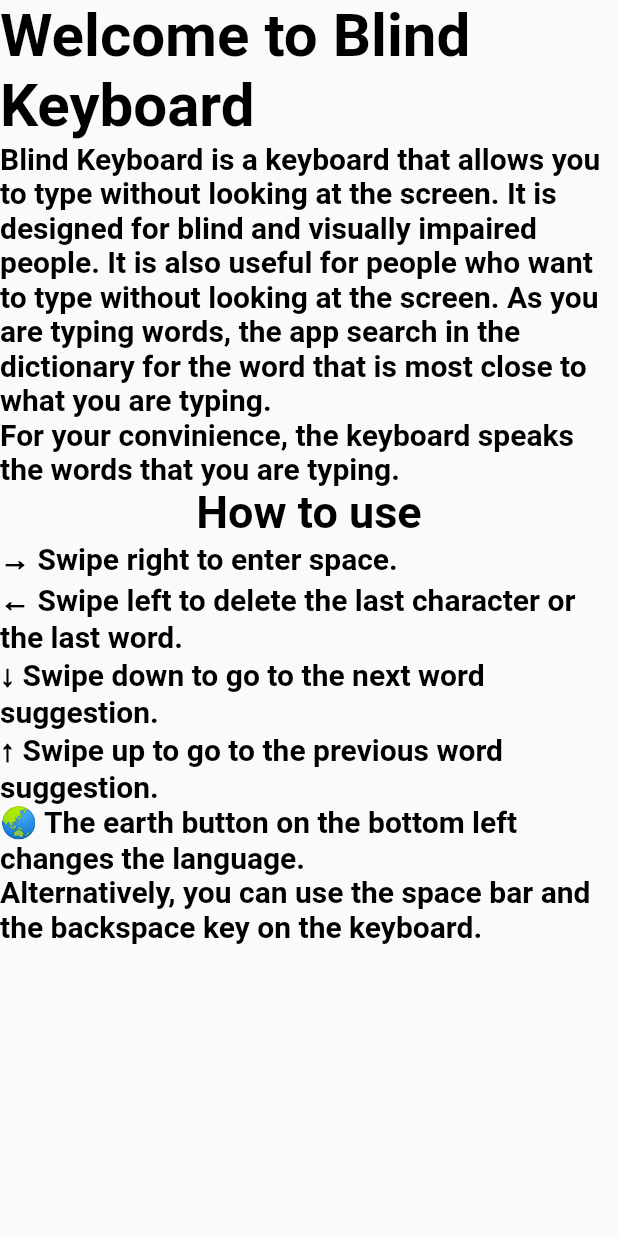
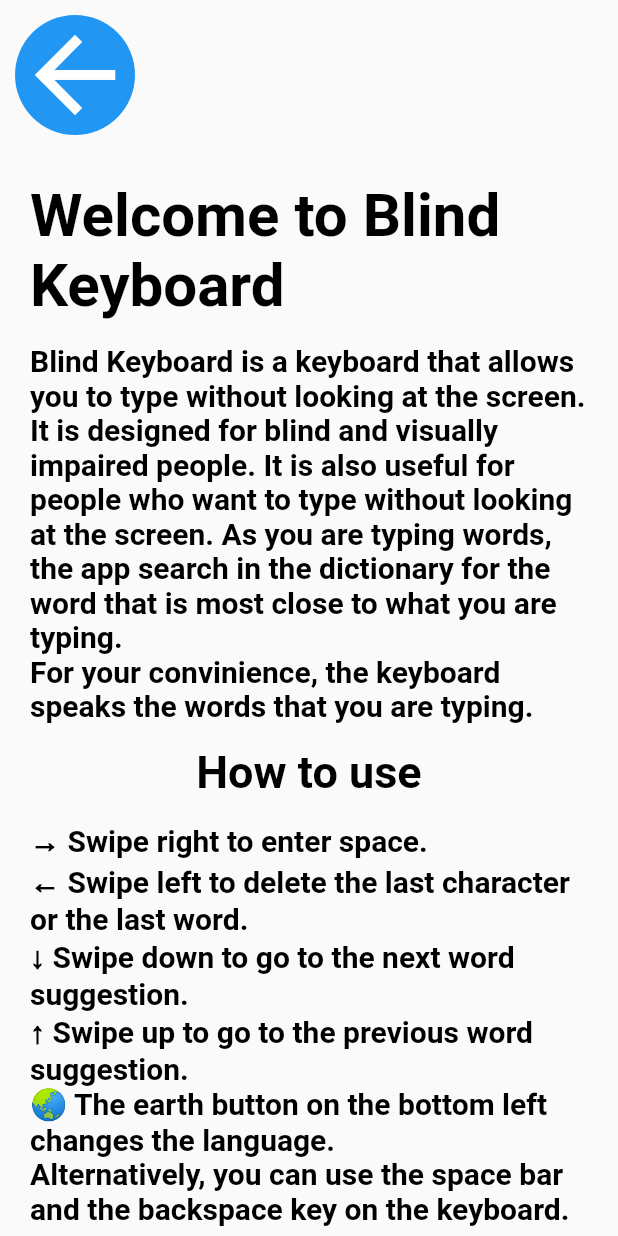
Before and after one commit to orihpt/BlindKeyboard, a Flutter app: the AssistantScreen screen opened directly, on a phone screen of 412 x 824 dp. Run offline on Flutter 3.47's test engine with Material 2 defaults, Android fonts, the phone set to English and light mode, and no system bars; our stand-ins replace csv; missing offline and left inert: kdtree, text_to_speech; generated files the repository leaves out were written again; project files that could hold a hidden picture were left out.

Commit message:
Assistant Screen: Fixed issue with overlaying widgets

```diff
--- a/blind_keyboard/lib/UI/Assistant/assistant_screen.dart
+++ b/blind_keyboard/lib/UI/Assistant/assistant_screen.dart
@@ -19,6 +19,31 @@
 
     return Scaffold(
       body: SafeArea(
+        bottom: true,
+        child:
+            Column(crossAxisAlignment: CrossAxisAlignment.stretch, children: [
+          Row(children: [
+            SizedBox(
+                height: 100,
+                width: 100,
+                child: IconButton(
+                  icon: Container(
+                    decoration: const BoxDecoration(
+                        shape: BoxShape.circle, color: Colors.blue),
+                    child: const Icon(
+                      Icons.arrow_back,
+                      color: Colors.white,
+                      size: 80,
+                    ),
+                  ),
+                  onPressed: () => Navigator.pop(context),
+                )),
+            const Spacer(),
+          ]),
+          Expanded(
+            child: SingleChildScrollView(
+              child: Padding(
+                padding: const EdgeInsets.all(20),
                 child: Column(
                   children: [
                     Text(AppLocalizations.of(context)!.info_title,
@@ -26,22 +51,32 @@
                             fontSize: 40,
                             color: Colors.black,
                             fontWeight: FontWeight.bold)),
+                    const SizedBox(height: 15),
                     Text(AppLocalizations.of(context)!.info_description,
                         style: const TextStyle(
                             fontSize: 20,
                             color: Colors.black,
                             fontWeight: FontWeight.bold)),
+                    const SizedBox(height: 15),
                     Text(AppLocalizations.of(context)!.info_howtouse_title,
                         style: const TextStyle(
                             fontSize: 30,
                             color: Colors.black,
                             fontWeight: FontWeight.bold)),
-        Text(AppLocalizations.of(context)!.info_howtouse_description,
+                    const SizedBox(height: 15),
+                    Text(
+                        AppLocalizations.of(context)!.info_howtouse_description,
                         style: const TextStyle(
                             fontSize: 20,
                             color: Colors.black,
                             fontWeight: FontWeight.bold)),
                   ],
-    )));
+                ),
+              ),
+            ),
+          ),
+        ]),
+      ),
+    );
   }
 }
```
Lines whose indentation alone changed are shown as unchanged.
